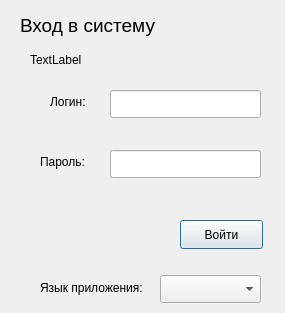
Qt form authdialog.ui (Nikonoffcmi/diplome) before a commit.
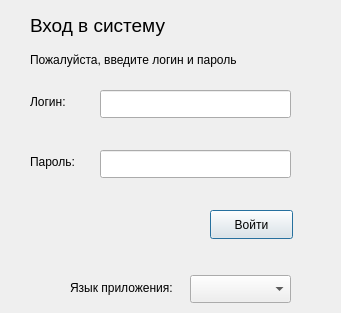
The same form after that commit.

Patch:
```diff
--- a/authdialog.ui
+++ b/authdialog.ui
@@ -6,7 +6,7 @@
    <rect>
     <x>0</x>
     <y>0</y>
-    <width>285</width>
+    <width>341</width>
     <height>313</height>
    </rect>
   </property>
@@ -16,9 +16,9 @@
   <widget class="QLineEdit" name="usernameEdit">
    <property name="geometry">
     <rect>
-     <x>110</x>
+     <x>100</x>
      <y>90</y>
-     <width>151</width>
+     <width>191</width>
      <height>28</height>
     </rect>
    </property>
@@ -26,9 +26,9 @@
   <widget class="QLineEdit" name="passwordEdit">
    <property name="geometry">
     <rect>
-     <x>110</x>
+     <x>100</x>
      <y>150</y>
-     <width>151</width>
+     <width>191</width>
      <height>28</height>
     </rect>
    </property>
@@ -39,7 +39,7 @@
   <widget class="QComboBox" name="languageCombo">
    <property name="geometry">
     <rect>
-     <x>160</x>
+     <x>190</x>
      <y>275</y>
      <width>101</width>
      <height>28</height>
@@ -49,8 +49,8 @@
   <widget class="QPushButton" name="loginButton">
    <property name="geometry">
     <rect>
-     <x>180</x>
-     <y>220</y>
+     <x>210</x>
+     <y>210</y>
      <width>83</width>
      <height>29</height>
     </rect>
@@ -64,18 +64,18 @@
     <rect>
      <x>30</x>
      <y>50</y>
-     <width>131</width>
+     <width>281</width>
      <height>20</height>
     </rect>
    </property>
    <property name="text">
-    <string>TextLabel</string>
+    <string>Пожалуйста, введите логин и пароль</string>
    </property>
   </widget>
   <widget class="QLabel" name="layoutLabel">
    <property name="geometry">
     <rect>
-     <x>20</x>
+     <x>30</x>
      <y>10</y>
      <width>251</width>
      <height>31</height>
@@ -93,7 +93,7 @@
   <widget class="QLabel" name="label">
    <property name="geometry">
     <rect>
-     <x>50</x>
+     <x>30</x>
      <y>92</y>
      <width>63</width>
      <height>20</height>
@@ -106,7 +106,7 @@
   <widget class="QLabel" name="label_2">
    <property name="geometry">
     <rect>
-     <x>40</x>
+     <x>30</x>
      <y>152</y>
      <width>63</width>
      <height>20</height>
@@ -119,7 +119,7 @@
   <widget class="QLabel" name="label_3">
    <property name="geometry">
     <rect>
-     <x>40</x>
+     <x>70</x>
      <y>278</y>
      <width>131</width>
      <height>20</height>
```
